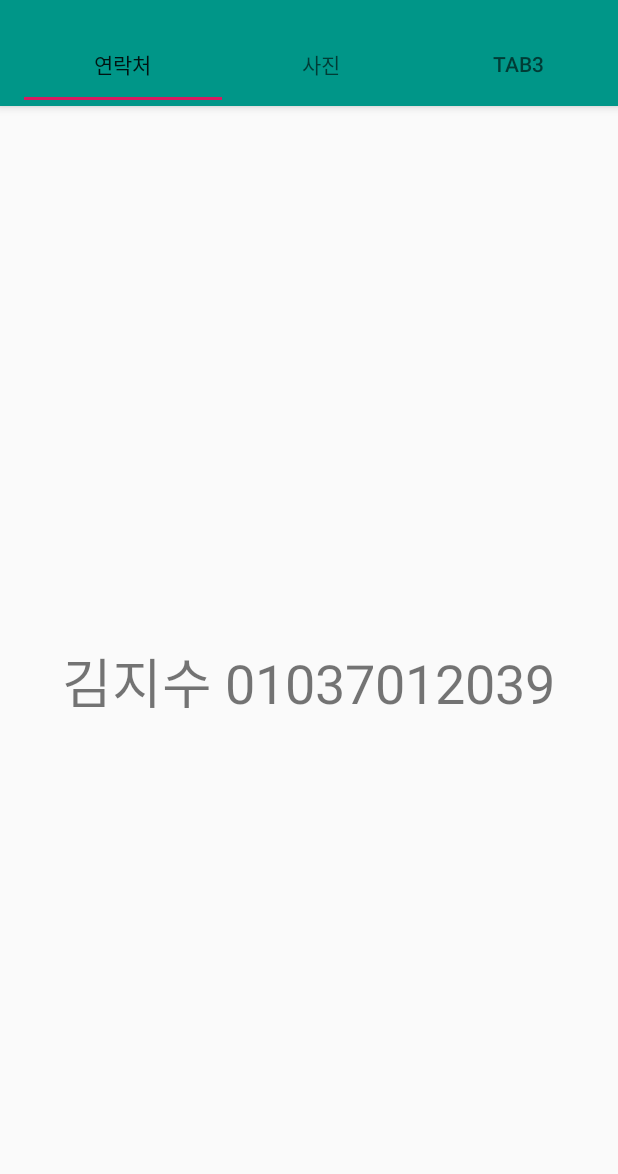
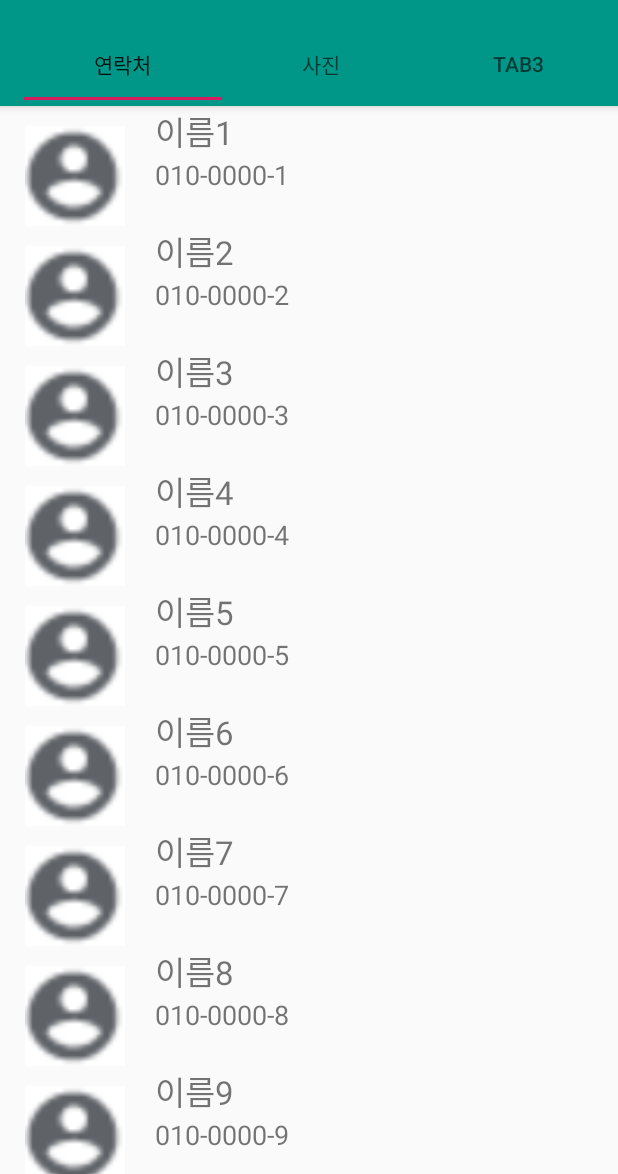
Before and after one commit to ddiddu/mc_week1_final, an Android app: the screen it shows after launch (MainActivity), on a phone screen of 412 x 824 dp, the part 62-1236 px from its top. Run offline under Robolectric (Android 15) with nearby library versions, the phone set to English and light mode, and no system bars.

Commit message:
add RecyclerView(Before reading contacts)

```diff
--- a/app/build.gradle
+++ b/app/build.gradle
@@ -29,4 +29,5 @@ dependencies {
     androidTestImplementation 'androidx.test.espresso:espresso-core:3.2.0'
 
     implementation 'com.google.android.material:material:1.0.0'
+    implementation 'androidx.recyclerview:recyclerview:1.0.0'
 }
--- /dev/null
+++ b/app/src/main/java/com/example/mc_week1_final/ContactAdapter.java
@@ -0,0 +1,61 @@
+package com.example.mc_week1_final;
+
+import android.view.LayoutInflater;
+import android.view.View;
+import android.view.ViewGroup;
+import android.widget.ImageView;
+import android.widget.TextView;
+
+import androidx.annotation.NonNull;
+import androidx.recyclerview.widget.RecyclerView;
+
+import java.util.ArrayList;
+
+public class ContactAdapter extends RecyclerView.Adapter<ContactAdapter.ViewHolder> {
+    private ArrayList<ContactListItem> mData = null;
+
+    public ContactAdapter(ArrayList<ContactListItem> list) {
+        mData = list;
+    }
+
+    // item 뷰 위한 ViewHolder 객체 생성, 리턴
+    @Override
+    public ContactAdapter.ViewHolder onCreateViewHolder(ViewGroup parent, int viewType) {
+        View view = LayoutInflater.from(parent.getContext()).inflate(R.layout.contact_item, parent, false);
+        ContactAdapter.ViewHolder vh = new ContactAdapter.ViewHolder(view);
+        return vh;
+    }
+
+    // position에 해당하는 데이터를 Viewholder의 itemView에 표시.
+    @Override
+    public void onBindViewHolder(@NonNull ContactAdapter.ViewHolder holder , int position ) {
+
+        ContactListItem item = mData.get(position);
+
+        // holder.pics.setImageDrawable(item.getPics());
+        holder.name.setText(item.getName());
+        holder.phone.setText(item.getPhone());
+}
+
+    // 전체 개수 리턴
+    @Override
+    public int getItemCount() {
+        return mData.size();
+    }
+
+    // item 뷰 저장하는 ViewHolder 클래스
+    public class ViewHolder extends RecyclerView.ViewHolder {
+        ImageView pics;
+        TextView name;
+        TextView phone;
+
+        ViewHolder(View itemView) {
+            super(itemView);
+
+            // 뷰 객체에 대한 참조
+            pics = itemView.findViewById(R.id.contact_pics) ;
+            name = itemView.findViewById(R.id.contact_name);
+            phone = itemView.findViewById(R.id.contact_phone);
+        }
+    }
+}
--- a/app/src/main/java/com/example/mc_week1_final/ContactFragment.java
+++ b/app/src/main/java/com/example/mc_week1_final/ContactFragment.java
@@ -1,17 +1,22 @@
 package com.example.mc_week1_final;
 
 import android.content.Context;
+import android.graphics.drawable.Drawable;
 import android.net.Uri;
 import android.os.Bundle;
 
 import androidx.annotation.NonNull;
 import androidx.fragment.app.Fragment;
+import androidx.recyclerview.widget.LinearLayoutManager;
+import androidx.recyclerview.widget.RecyclerView;
 
 import android.view.LayoutInflater;
 import android.view.Menu;
 import android.view.MenuInflater;
 import android.view.View;
 import android.view.ViewGroup;
+
+import java.util.ArrayList;
 
 
 /**
@@ -63,15 +68,59 @@ public class ContactFragment extends Fragment {
             mParam1 = getArguments().getString(ARG_PARAM1);
             mParam2 = getArguments().getString(ARG_PARAM2);
         }
+
+        // 임의로 데이터 추가
+
+        int cnt = 1;
+        while(cnt <= 30) {
+            String name = "이름";
+            String phone = "010-0000-";
+            name = name.concat( Integer.toString(cnt));
+            phone = phone.concat(Integer.toString(cnt));
+            addItem(name, phone);
+            cnt ++;
+        }
+
     }
+    // 임의로 데이터 추가
+    public void addItem(String name, String phone) {
+        ContactListItem item = new ContactListItem();
+        item.setName(name);
+        item.setPhone(phone);
+        mList.add(item);
+    }
+
+
+
+    RecyclerView mRecyclerView = null;
+    ContactAdapter mAdapter = null;
+    ArrayList<ContactListItem> mList = new ArrayList<ContactListItem>();
 
     @Override
     public View onCreateView(LayoutInflater inflater, ViewGroup container,
                              Bundle savedInstanceState) {
-        // Inflate the layout for this fragment
+        /* Inflate the layout for this fragment */
         setHasOptionsMenu(true);
-        return inflater.inflate(R.layout.fragment_contact, container, false);
+
+        // fragment 에서 getViewByID 가능하게 함
+        View view=inflater.inflate(R.layout.fragment_contact,container,false);
+
+
+        // 리사이클러 뷰 어뎁터
+        mRecyclerView = view.findViewById(R.id.contact_recycler);
+        mAdapter = new ContactAdapter(mList);
+        mRecyclerView.setAdapter(mAdapter);
+
+        // 레이아웃매니저 지정 - Vertical
+        mRecyclerView.setLayoutManager(new LinearLayoutManager(this.getActivity()));
+
+        // 리사이클러 뷰에 표시
+        mAdapter.notifyDataSetChanged();
+
+        return view;
     }
+
+
 
     @Override
     public void onCreateOptionsMenu(@NonNull Menu menu, @NonNull MenuInflater inflater) {
--- /dev/null
+++ b/app/src/main/java/com/example/mc_week1_final/ContactListItem.java
@@ -0,0 +1,31 @@
+package com.example.mc_week1_final;
+
+import android.graphics.drawable.Drawable;
+
+public class ContactListItem {
+    private Drawable pics;
+    private String name;
+    private String phone;
+
+    // set
+    public void setPics(Drawable Pics) {
+        pics = Pics; }
+
+    public void setName(String Name) {
+        name = Name; }
+
+    public void setPhone(String Phone) {
+        phone = Phone; }
+
+    // get
+    public Drawable  getPics() {
+        return this.pics; }
+
+    public String  getName() {
+        return this.name; }
+
+    public String getPhone() {
+        return this.phone; }
+
+
+}
--- /dev/null
+++ b/app/src/main/res/layout/contact_item.xml
@@ -0,0 +1,49 @@
+<?xml version="1.0" encoding="utf-8"?>
+<androidx.constraintlayout.widget.ConstraintLayout
+    xmlns:android="http://schemas.android.com/apk/res/android"
+    xmlns:app="http://schemas.android.com/apk/res-auto"
+    android:layout_width="match_parent"
+    android:layout_height="wrap_content">
+
+    <ImageView
+        android:layout_width="100px"
+        android:layout_height="100px"
+        android:id="@+id/contact_pics"
+        app:layout_constraintLeft_toLeftOf="parent"
+        app:layout_constraintTop_toTopOf="parent"
+
+        android:layout_marginLeft="25px"
+        android:layout_marginTop = "20px"
+        android:scaleType="centerCrop"
+
+
+        android:src="@drawable/test_img"
+        android:contentDescription="@string/img" />
+
+    <TextView
+        android:id="@+id/contact_name"
+        android:layout_width="0dp"
+        android:layout_height="wrap_content"
+        app:layout_constraintLeft_toRightOf="@id/contact_pics"
+        app:layout_constraintTop_toTopOf="parent"
+        android:textSize="22sp"
+
+        android:layout_marginLeft="30px"
+
+        />
+
+    <TextView
+        android:id="@+id/contact_phone"
+        android:layout_width="0dp"
+        android:layout_height="wrap_content"
+        app:layout_constraintLeft_toRightOf="@id/contact_pics"
+        app:layout_constraintRight_toRightOf="parent"
+        app:layout_constraintTop_toBottomOf="@+id/contact_name"
+        android:textSize="18sp"
+
+        android:layout_marginLeft="30px"
+        />
+
+
+
+</androidx.constraintlayout.widget.ConstraintLayout>
--- a/app/src/main/res/layout/fragment_contact.xml
+++ b/app/src/main/res/layout/fragment_contact.xml
@@ -5,12 +5,10 @@
     android:layout_height="match_parent"
     tools:context=".ContactFragment">
 
-    <!-- TODO: Update blank fragment layout -->
-    <TextView
-        android:layout_width="wrap_content"
+    <androidx.recyclerview.widget.RecyclerView
+        android:id="@+id/contact_recycler"
+        android:layout_width="match_parent"
         android:layout_height="wrap_content"
-        android:text="김지수 01037012039"
-        android:textSize="36sp"
-        android:layout_gravity="center"/>
+        />
 
 </FrameLayout>
--- a/app/src/main/res/menu/menu_contact.xml
+++ b/app/src/main/res/menu/menu_contact.xml
@@ -4,7 +4,7 @@
 
     <item
         android:id="@+id/action_call"
-        android:title="Call"
+        android:title="Contact"
         app:showAsAction="ifRoom"
         android:icon="@android:drawable/sym_call_outgoing"
         />
--- a/app/src/main/res/menu/menu_photo.xml
+++ b/app/src/main/res/menu/menu_photo.xml
@@ -4,7 +4,7 @@
 
     <item
         android:id="@+id/action_call"
-        android:title="Reminder"
+        android:title="Photo"
         app:showAsAction="ifRoom"
         android:icon="@android:drawable/ic_popup_reminder"
         />
--- a/app/src/main/res/menu/menu_tab3.xml
+++ b/app/src/main/res/menu/menu_tab3.xml
@@ -4,7 +4,7 @@
 
     <item
         android:id="@+id/action_call"
-        android:title="Chat"
+        android:title="Tab3"
         app:showAsAction="ifRoom"
         android:icon="@android:drawable/sym_action_chat"
         />
--- a/app/src/main/res/values/strings.xml
+++ b/app/src/main/res/values/strings.xml
@@ -3,4 +3,6 @@
 
     <!-- TODO: Remove or change this placeholder text -->
     <string name="hello_blank_fragment">Hello blank fragment</string>
+    <string name="todo">TODO</string>
+    <string name="img">img</string>
 </resources>
```
Also changed, not shown: app/src/main/res/drawable/test_img.PNG (added).
